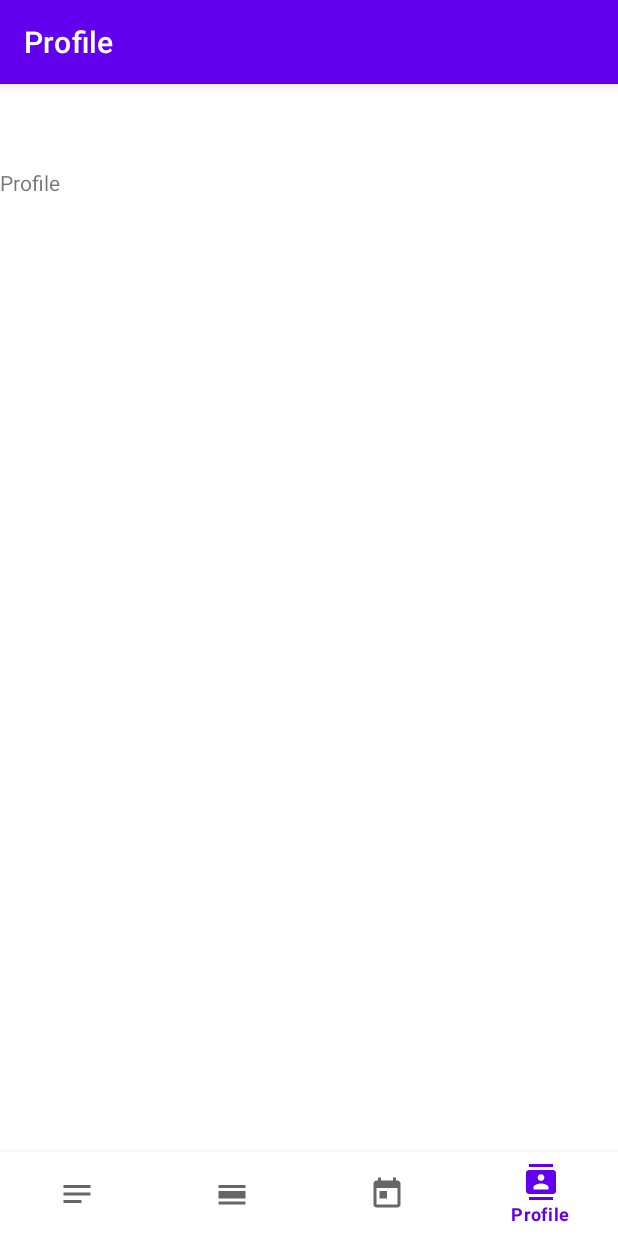
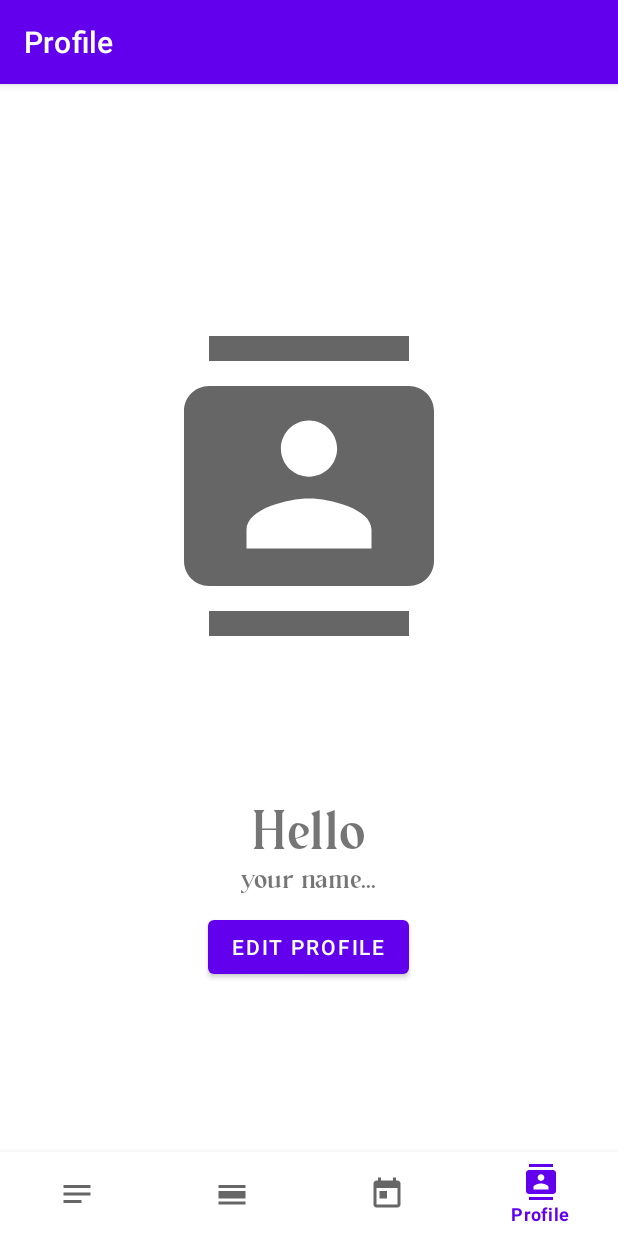
Before and after one commit to Jeddi212/Grimoire, an Android app: the screen it shows after launch (MainActivity), on a phone screen of 412 x 824 dp. Run offline under Robolectric (Android 15) with nearby library versions, the phone set to English and light mode, and no system bars; our stand-ins replace navigation-ui.

Commit message:
Profile Layout ✌

```diff
--- a/app/src/main/java/com/ppb/grimoire/MainActivity.kt
+++ b/app/src/main/java/com/ppb/grimoire/MainActivity.kt
@@ -42,6 +42,8 @@ class MainActivity : AppCompatActivity() {
         val bottomNavigationView = findViewById<BottomNavigationView>(R.id.bottom_nav_view)
         val navController = findNavController(R.id.nav_host_fragment_activity_main)
 
+        // Dynamic Action Bar, Buang aja kali ya? pasang textview manual aja nanti?
+        // Soalnya nutupin content
         val appBarConfiguration = AppBarConfiguration(
             setOf(
                 R.id.notesFragment,
@@ -50,8 +52,8 @@ class MainActivity : AppCompatActivity() {
                 R.id.profileFragment
             )
         )
+        setupActionBarWithNavController(navController, appBarConfiguration)
 
-        setupActionBarWithNavController(navController, appBarConfiguration)
         bottomNavigationView.setupWithNavController(navController)
     }
 }
--- a/app/src/main/java/com/ppb/grimoire/ui/profile/ProfileFragment.kt
+++ b/app/src/main/java/com/ppb/grimoire/ui/profile/ProfileFragment.kt
@@ -5,6 +5,8 @@ import androidx.fragment.app.Fragment
 import android.view.LayoutInflater
 import android.view.View
 import android.view.ViewGroup
+import android.widget.Button
+import android.widget.TextView
 import com.ppb.grimoire.R
 
 // TODO: Rename parameter arguments, choose names that match
@@ -17,10 +19,14 @@ private const val ARG_PARAM2 = "param2"
  * Use the [ProfileFragment.newInstance] factory method to
  * create an instance of this fragment.
  */
-class ProfileFragment : Fragment() {
+class ProfileFragment : Fragment(), View.OnClickListener {
     // TODO: Rename and change types of parameters
     private var param1: String? = null
     private var param2: String? = null
+
+    private lateinit var tvHello: TextView
+    private lateinit var btnEditProfile: Button
+    var name: String = "your name..." // Nanti ambil nama user-nya dari sini
 
     override fun onCreate(savedInstanceState: Bundle?) {
         super.onCreate(savedInstanceState)
@@ -57,4 +63,21 @@ class ProfileFragment : Fragment() {
                 }
             }
     }
+
+    override fun onViewCreated(view: View, savedInstanceState: Bundle?) {
+        super.onViewCreated(view, savedInstanceState)
+        tvHello = view.findViewById(R.id.nameTextView)
+        tvHello.text = resources.getString(R.string.nameTextView, name)
+
+        btnEditProfile = view.findViewById(R.id.editProfileButton)
+        btnEditProfile.setOnClickListener(this)
+    }
+
+    override fun onClick(v: View) {
+        if (v.id == R.id.editProfileButton) {
+            tvHello.text = "Welcome"
+            btnEditProfile.text = "Button Ciao!"
+            btnEditProfile.setBackgroundColor(resources.getColor(R.color.teal_200, null))
+        }
+    }
 }
--- a/app/src/main/res/layout/activity_main.xml
+++ b/app/src/main/res/layout/activity_main.xml
@@ -3,8 +3,7 @@
     xmlns:app="http://schemas.android.com/apk/res-auto"
     android:id="@+id/container"
     android:layout_width="match_parent"
-    android:layout_height="match_parent"
-    android:paddingTop="?attr/actionBarSize">
+    android:layout_height="match_parent">
 
     <com.google.android.material.bottomnavigation.BottomNavigationView
         android:id="@+id/bottom_nav_view"
--- a/app/src/main/res/layout/fragment_profile.xml
+++ b/app/src/main/res/layout/fragment_profile.xml
@@ -1,13 +1,47 @@
 <?xml version="1.0" encoding="utf-8"?>
-<FrameLayout xmlns:android="http://schemas.android.com/apk/res/android"
-    xmlns:tools="http://schemas.android.com/tools"
+<ScrollView xmlns:android="http://schemas.android.com/apk/res/android"
     android:layout_width="match_parent"
-    android:layout_height="match_parent"
-    tools:context=".ui.profile.ProfileFragment">
+    android:layout_height="match_parent">
 
-    <TextView
+<!--  Kalo landscape aneh, bottom navigation-nya nutup content  -->
+
+    <LinearLayout xmlns:tools="http://schemas.android.com/tools"
+        android:orientation="vertical"
         android:layout_width="match_parent"
-        android:layout_height="match_parent"
-        android:text="@string/profile" />
+        android:layout_height="wrap_content"
+        android:layout_gravity="center_vertical"
+        android:gravity="center_horizontal"
+        tools:context=".ui.profile.ProfileFragment">
 
-</FrameLayout>
+        <ImageView
+            android:id="@+id/userImageView"
+            android:layout_width="match_parent"
+            android:layout_height="200dp"
+            android:scaleType="fitCenter"
+            android:src="@drawable/ic_baseline_contacts_24"
+            android:layout_marginBottom="100dp"/>
+
+        <TextView
+            android:layout_width="wrap_content"
+            android:layout_height="wrap_content"
+            android:text="@string/hello"
+            android:layout_marginTop="10dp"
+            android:fontFamily="@font/vergian"
+            android:textSize="40sp"/>
+
+        <TextView
+            android:id="@+id/nameTextView"
+            android:layout_width="wrap_content"
+            android:layout_height="wrap_content"
+            android:layout_marginBottom="10dp"
+            android:fontFamily="@font/vergian"
+            android:textSize="20sp"/>
+
+        <Button
+            android:id="@+id/editProfileButton"
+            android:layout_width="wrap_content"
+            android:layout_height="wrap_content"
+            android:text="Edit Profile"/>
+
+    </LinearLayout>
+</ScrollView>
--- a/app/src/main/res/values-night/themes.xml
+++ b/app/src/main/res/values-night/themes.xml
@@ -10,9 +10,12 @@
         <item name="colorSecondaryVariant">@color/teal_200</item>
         <item name="colorOnSecondary">@color/black</item>
         <!-- Status bar color. -->
-        <item name="android:statusBarColor" tools:targetApi="l">?attr/colorPrimaryVariant</item>
+<!--        <item name="android:statusBarColor" tools:targetApi="l">?attr/colorPrimaryVariant</item>-->
+        <item name="android:statusBarColor">@android:color/transparent</item>
         <!-- Customize your theme here. -->
 <!--        <item name="windowNoTitle">true</item>-->
 <!--        <item name="windowActionBar">false</item>-->
+        <item name="android:windowTranslucentStatus">false</item>
+<!--        <item name="android:fitsSystemWindows">true</item>-->
     </style>
 </resources>
--- a/app/src/main/res/values/strings.xml
+++ b/app/src/main/res/values/strings.xml
@@ -3,10 +3,12 @@
     <string name="title_home">Home</string>
     <string name="title_dashboard">Dashboard</string>
     <string name="title_notifications">Notifications</string>
-    <!-- TODO: Remove or change this placeholder text -->
-    <string name="hello_blank_fragment">Hello blank fragment</string>
+
     <string name="notes">Notes</string>
     <string name="today">Today</string>
     <string name="schedule">Schedule</string>
     <string name="profile">Profile</string>
+
+    <string name="nameTextView">%1$s</string>
+    <string name="hello">Hello</string>
 </resources>
--- a/app/src/main/res/values/themes.xml
+++ b/app/src/main/res/values/themes.xml
@@ -10,9 +10,12 @@
         <item name="colorSecondaryVariant">@color/teal_700</item>
         <item name="colorOnSecondary">@color/black</item>
         <!-- Status bar color. -->
-        <item name="android:statusBarColor" tools:targetApi="l">?attr/colorPrimaryVariant</item>
+<!--        <item name="android:statusBarColor" tools:targetApi="l">?attr/colorPrimaryVariant</item>-->
+        <item name="android:statusBarColor">@android:color/transparent</item>
         <!-- Customize your theme here. -->
 <!--        <item name="windowNoTitle">true</item>-->
 <!--        <item name="windowActionBar">false</item>-->
+        <item name="android:windowTranslucentStatus">false</item>
+<!--        <item name="android:fitsSystemWindows">true</item>-->
     </style>
 </resources>
```
